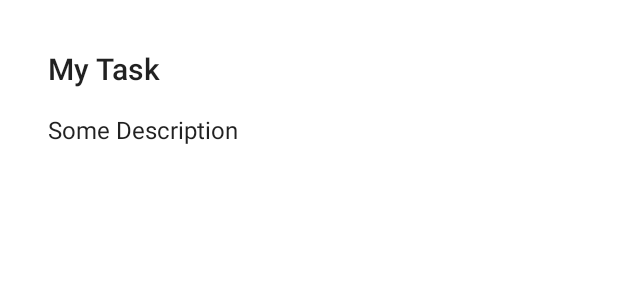
After one commit to PasararAndrey/ToDo, an Android app: the layout fragment_task_detail.xml on its own in the app's theme, with its tools: preview values and no code run, on a phone screen of 412 x 824 dp. The commit adds this screen. Shown: the top 300 px of the screen. Run offline under Robolectric (Android 15) with nearby library versions, the phone set to English and light mode, and no system bars.

Commit message:
-Добавлен экран деталей Таска -Теперь клавиатура автоматически скрывается при возвращении к списку тасков из фрагмента добавления нового

```diff
--- a/app/build.gradle.kts
+++ b/app/build.gradle.kts
@@ -42,6 +42,7 @@ android {
 }
 
 dependencies {
+    implementation("androidx.legacy:legacy-support-v4:1.0.0")
     val activityVersion = "1.2.3"
     val appCompatVersion = "1.3.0"
     val constraintLayoutVersion = "2.0.4"
@@ -83,6 +84,7 @@ dependencies {
     implementation("androidx.navigation:navigation-fragment-ktx:$navigation")
     implementation("androidx.navigation:navigation-ui-ktx:$navigation")
 
+
     // Testing
     testImplementation("junit:junit:$unitVersion")
     androidTestImplementation("androidx.arch.core:core-testing:$coreTestingVersion")
--- a/app/src/main/java/com/example/todo/data/AppRepository.kt
+++ b/app/src/main/java/com/example/todo/data/AppRepository.kt
@@ -1,6 +1,7 @@
 package com.example.todo.data
 
 import androidx.annotation.WorkerThread
+import androidx.lifecycle.LiveData
 import com.example.todo.data.task.Task
 import com.example.todo.data.task.TaskDao
 import kotlinx.coroutines.flow.Flow
@@ -18,4 +19,9 @@ class AppRepository(private val taskDao: TaskDao) {
     suspend fun deleteTask(task: Task) {
         taskDao.deleteTask(task)
     }
+
+
+    fun getTask(id: Int): Flow<Task> {
+        return taskDao.getTask(id)
+    }
 }
--- a/app/src/main/java/com/example/todo/ui/fragment/tasks/TasksFragment.kt
+++ b/app/src/main/java/com/example/todo/ui/fragment/tasks/TasksFragment.kt
@@ -38,9 +38,11 @@ class TasksFragment : Fragment() {
                 .actionNavAllTasksToAddTaskFragment()
             findNavController().navigate(action)
         }
-
         val recyclerView = binding.allTasksRv
-        val adapter = TasksAdapter(viewModel)
+        val adapter = TasksAdapter(viewModel) {
+            val action = TasksFragmentDirections.actionNavAllTasksToTaskDetailFragment(it.id)
+            this.findNavController().navigate(action)
+        }
         recyclerView.adapter = adapter
         recyclerView.layoutManager = LinearLayoutManager(requireContext())
 
--- a/app/src/main/java/com/example/todo/ui/fragment/tasks/TasksViewModel.kt
+++ b/app/src/main/java/com/example/todo/ui/fragment/tasks/TasksViewModel.kt
@@ -42,6 +42,11 @@ class TasksViewModel(
         }
     }
 
+    fun getTask(id: Int): LiveData<Task> {
+        return repository.getTask(id).asLiveData()
+    }
+
+
 }
 
 class TasksViewModelFactory(private val repository: AppRepository) : ViewModelProvider.Factory {
--- /dev/null
+++ b/app/src/main/res/layout/fragment_task_detail.xml
@@ -0,0 +1,37 @@
+<?xml version="1.0" encoding="utf-8"?>
+<androidx.constraintlayout.widget.ConstraintLayout xmlns:android="http://schemas.android.com/apk/res/android"
+    xmlns:app="http://schemas.android.com/apk/res-auto"
+    xmlns:tools="http://schemas.android.com/tools"
+    android:layout_width="match_parent"
+    android:layout_height="match_parent"
+    android:layout_margin="16dp"
+    tools:context=".ui.fragment.taskdetail.TaskDetailFragment">
+
+
+    <TextView
+        android:id="@+id/task_name"
+        android:layout_width="0dp"
+        android:layout_height="wrap_content"
+        android:layout_marginStart="16dp"
+        android:layout_marginTop="16dp"
+        android:layout_marginEnd="16dp"
+        android:textAppearance="@style/TextAppearance.AppCompat.Title"
+        app:layout_constraintEnd_toEndOf="parent"
+        app:layout_constraintStart_toStartOf="parent"
+        app:layout_constraintTop_toTopOf="parent"
+        tools:text="My Task" />
+
+    <TextView
+        android:id="@+id/task_description"
+        android:layout_width="match_parent"
+        android:layout_height="wrap_content"
+        android:layout_marginStart="@dimen/task_detail_margin"
+        android:layout_marginTop="@dimen/task_detail_margin"
+        android:textAppearance="@style/TextAppearance.AppCompat.Subhead"
+        app:layout_constraintEnd_toEndOf="parent"
+        app:layout_constraintStart_toStartOf="parent"
+        app:layout_constraintTop_toBottomOf="@+id/task_name"
+        tools:text="Some Description" />
+
+
+</androidx.constraintlayout.widget.ConstraintLayout>
--- a/app/src/main/res/values/dimens.xml
+++ b/app/src/main/res/values/dimens.xml
@@ -7,4 +7,5 @@
     <dimen name="task_item_padding">16dp</dimen>
     <dimen name="task_item_text_margin">4dp</dimen>
     <dimen name="text_layout_margin">8dp</dimen>
+    <dimen name="task_detail_margin">16dp</dimen>
 </resources>
--- a/build.gradle.kts
+++ b/build.gradle.kts
@@ -7,7 +7,7 @@ buildscript {
         mavenCentral()
     }
     dependencies {
-        classpath("com.android.tools.build:gradle:7.0.0-rc01")
+        classpath("com.android.tools.build:gradle:7.0.0")
         classpath("org.jetbrains.kotlin:kotlin-gradle-plugin:1.5.20")
         classpath("androidx.navigation:navigation-safe-args-gradle-plugin:2.3.5")
         // NOTE: Do not place your applica  tion dependencies here; they belong
```
Also changed, not shown: app/src/main/java/com/example/todo/data/task/TaskDao.kt (+6 -2 lines), app/src/main/java/com/example/todo/ui/fragment/addtask/AddTaskFragment.kt (+8 -2 lines), app/src/main/java/com/example/todo/ui/fragment/taskdetail/TaskDetailFragment.kt (added, +56 -0 lines), app/src/main/java/com/example/todo/ui/fragment/tasks/TasksAdapter.kt (+6 -3 lines), app/src/main/res/navigation/nav_graph.xml (+16 -0 lines).
